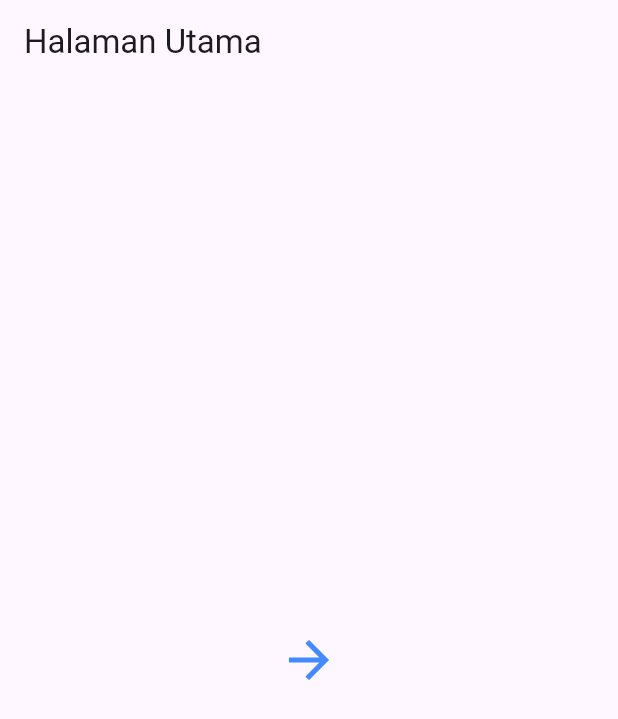
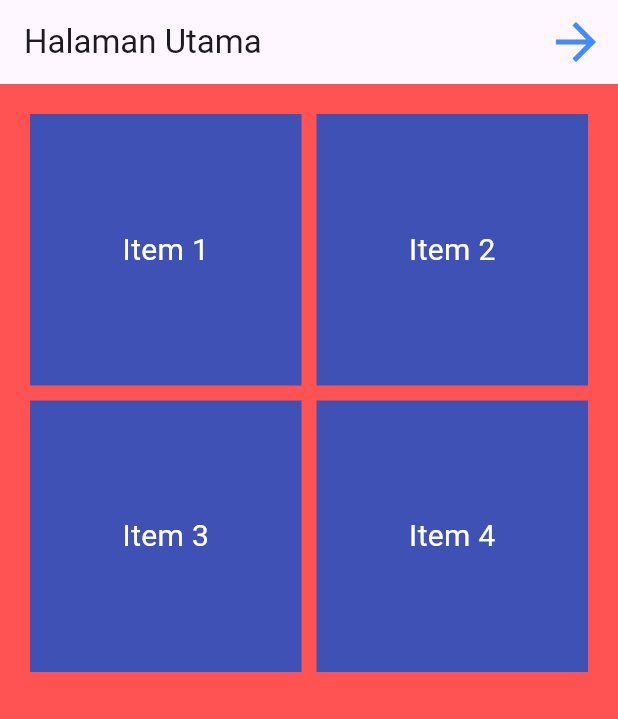
Before and after one commit to dwiarimutia/navigasi, a Flutter app: the screen it shows after launch, on a phone screen of 412 x 824 dp. Shown: the top 719 px of the screen. Run offline on Flutter 3.47's test engine with Material 3 defaults, Android fonts, the phone set to English and light mode, and no system bars.

Commit message:
menambahkan konten

```diff
--- a/lib/homepage.dart
+++ b/lib/homepage.dart
@@ -9,10 +9,8 @@ class HomePage extends StatelessWidget {
     return Scaffold(
       appBar: AppBar(
         title: Text('Halaman Utama'),
-      ),
-      body: Center(
-        child: IconButton(
-
+        actions: [
+          IconButton(
             icon: Icon(Icons.arrow_forward, size: 40, color: Colors.blueAccent,),
             onPressed: () {
               Navigator.push(
@@ -21,6 +19,45 @@ class HomePage extends StatelessWidget {
               );
             },
           ),
+        ],
+      ),
+      body:Align(
+        alignment: Alignment.center,
+        child: Container(
+          padding: EdgeInsets.all(20),
+          decoration: BoxDecoration(
+            color: Colors.redAccent,
+          ),
+          child: GridView.builder(
+            gridDelegate: const SliverGridDelegateWithFixedCrossAxisCount(
+              crossAxisCount: 2,  // 2 item per baris
+              crossAxisSpacing: 10.0, // Jarak antar kolom
+              mainAxisSpacing: 10.0,  // Jarak antar baris
+              childAspectRatio: 1.0,  // Rasio membuat grid persegi
+            ),
+            itemCount: 4,
+            itemBuilder: (context, index){
+                return InkWell(
+                onTap: () {
+                  // Aksi ketika item di klik
+                  Navigator.push(
+                    context,
+                    MaterialPageRoute(builder: (context) => Secondpage()), // Navigasi ke halaman lain
+                  );
+                },
+                child: Container(
+                color: Colors.indigo,
+                child: Center(
+                  child: Text(
+                    'Item ${index + 1}', // Menampilkan item keberapa
+                    style: const TextStyle(color: Colors.white, fontSize: 20),
+                  ),
+                ),
+                )
+              );
+            }
+          ),
+        ),
       ),
     );
   }
```
Lines whose indentation alone changed are shown as unchanged.
